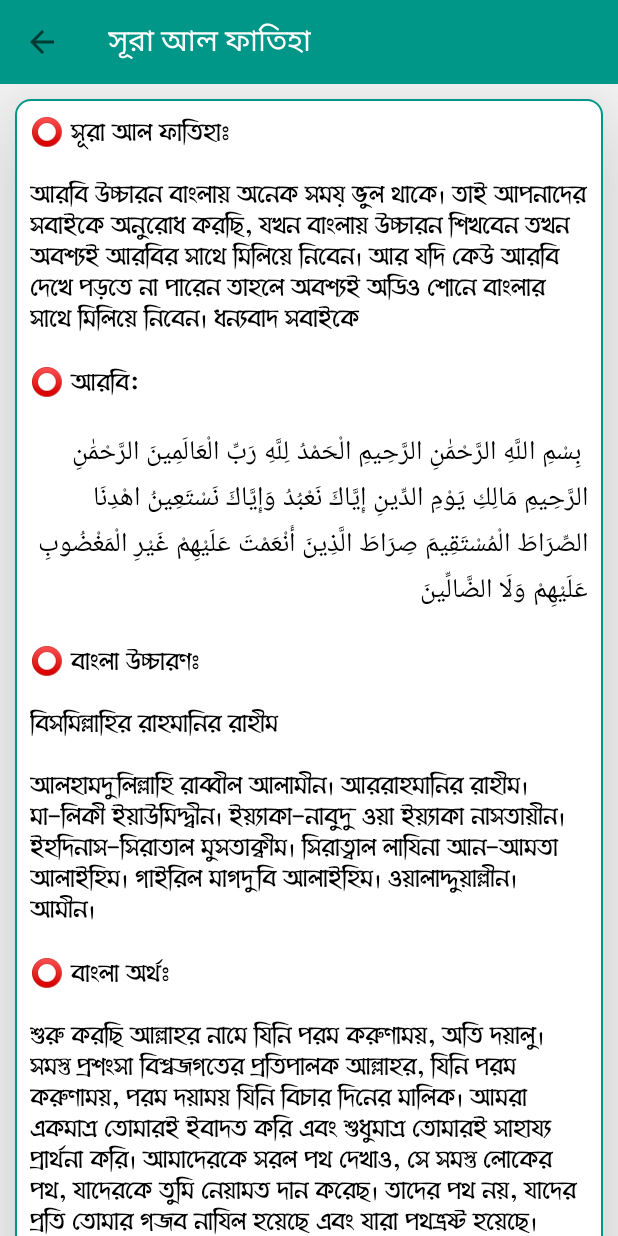
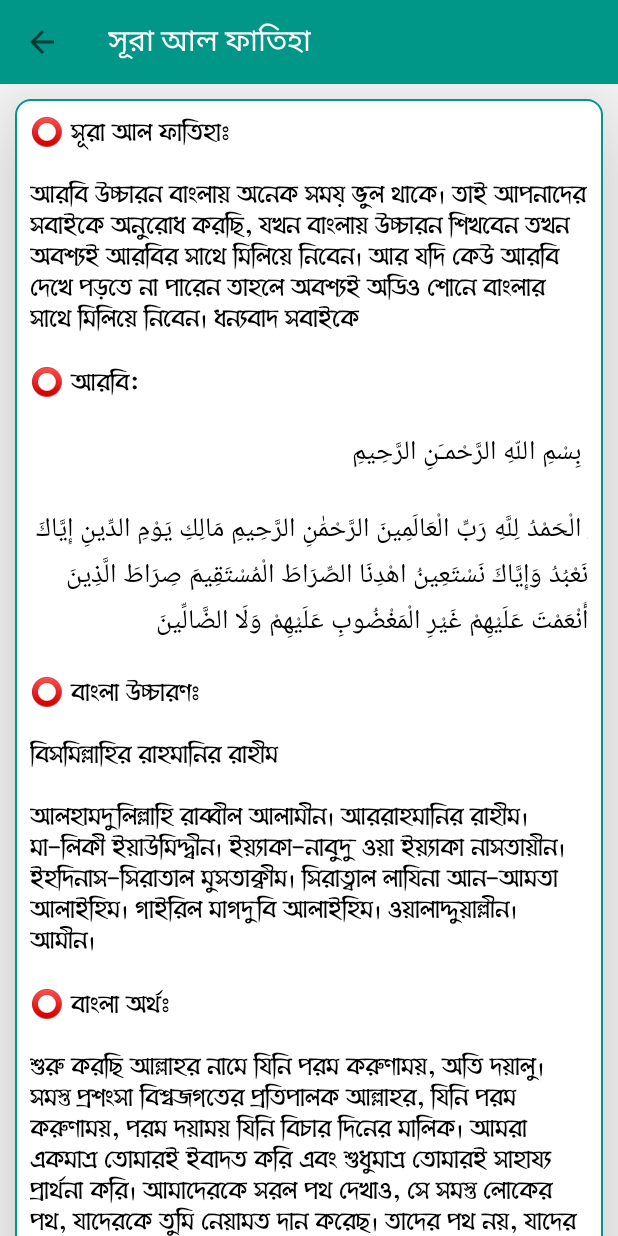
Before and after one commit to EngineerRanaAhmmed/DuaSurah-Rana, an Android app: the screen it shows after launch (ViewLayout), after a tap on "সূরা আল ফাতিহা", on a phone screen of 412 x 824 dp. Run offline under Robolectric (Android 15) with nearby library versions, the phone set to English and light mode, and no system bars.

Commit message:
Update Strings

```diff
--- a/app/src/main/res/values/strings.xml
+++ b/app/src/main/res/values/strings.xml
@@ -93,7 +93,8 @@
 
 
 
-        <item>⭕ সূরা আল ফাতিহাঃ \n\nআরবি উচ্চারন বাংলায় অনেক সময় ভুল থাকে। তাই আপনাদের সবাইকে অনুরোধ করছি, যখন বাংলায় উচ্চারন শিখবেন তখন অবশ্যই আরবির সাথে মিলিয়ে নিবেন। আর যদি কেউ আরবি দেখে পড়তে না পারেন তাহলে অবশ্যই অডিও শোনে বাংলার সাথে মিলিয়ে নিবেন। "ধন্যবাদ সবাইকে" \n\n⭕ আরবি: \n\n بِسْمِ اللَّهِ الرَّحْمَٰنِ الرَّحِيمِ
+        <item>⭕ সূরা আল ফাতিহাঃ \n\nআরবি উচ্চারন বাংলায় অনেক সময় ভুল থাকে। তাই আপনাদের সবাইকে অনুরোধ করছি, যখন বাংলায় উচ্চারন শিখবেন তখন অবশ্যই আরবির সাথে মিলিয়ে নিবেন। আর যদি কেউ আরবি দেখে পড়তে না পারেন তাহলে অবশ্যই অডিও শোনে বাংলার সাথে মিলিয়ে নিবেন। "ধন্যবাদ সবাইকে" \n\n⭕ আরবি: \n\n بِسْمِ اللّهِ الرَّحْمـَنِ الرَّحِيمِ
+\n\nِ
 الْحَمْدُ لِلَّهِ رَبِّ الْعَالَمِينَ
 الرَّحْمَٰنِ الرَّحِيمِ
 مَالِكِ يَوْمِ الدِّينِ
```
